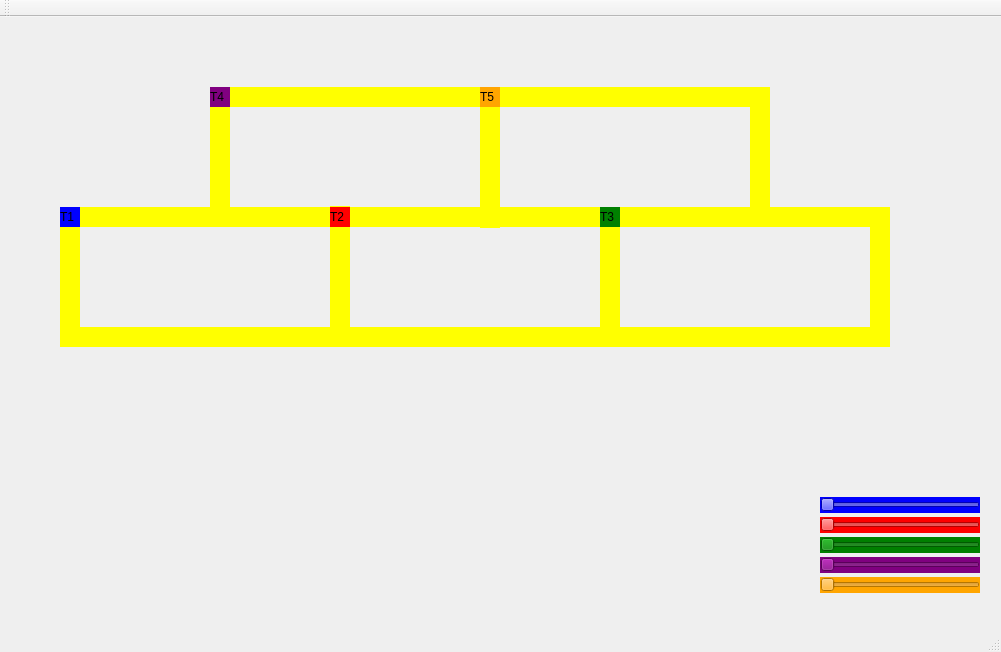
Old version of the form mainwindow.ui in the repository vicdant1/OS-Crazy-Train.
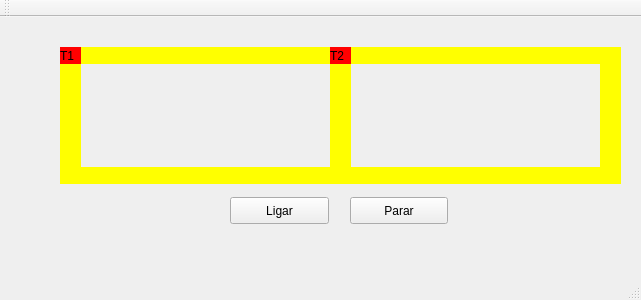
New version of the form.

What changed in the file:
```diff
--- a/mainwindow.ui
+++ b/mainwindow.ui
@@ -6,8 +6,8 @@
    <rect>
     <x>0</x>
     <y>0</y>
-    <width>1001</width>
-    <height>652</height>
+    <width>641</width>
+    <height>300</height>
    </rect>
   </property>
   <property name="windowTitle">
@@ -18,488 +18,25 @@
     <property name="geometry">
      <rect>
       <x>60</x>
-      <y>190</y>
-      <width>20</width>
-      <height>20</height>
+      <y>30</y>
+      <width>21</width>
+      <height>17</height>
      </rect>
     </property>
     <property name="styleSheet">
-     <string notr="true">QLabel { background: blue}</string>
+     <string notr="true">QLabel { background: red}</string>
     </property>
     <property name="text">
      <string>T1</string>
     </property>
    </widget>
-   <widget class="QLabel" name="label_trilhoa">
-    <property name="geometry">
-     <rect>
-      <x>80</x>
-      <y>190</y>
-      <width>251</width>
-      <height>20</height>
-     </rect>
-    </property>
-    <property name="palette">
-     <palette>
-      <active>
-       <colorrole role="WindowText">
-        <brush brushstyle="SolidPattern">
-         <color alpha="255">
-          <red>0</red>
-          <green>0</green>
-          <blue>0</blue>
-         </color>
-        </brush>
-       </colorrole>
-       <colorrole role="Button">
-        <brush brushstyle="SolidPattern">
-         <color alpha="255">
-          <red>255</red>
-          <green>255</green>
-          <blue>0</blue>
-         </color>
-        </brush>
-       </colorrole>
-       <colorrole role="Light">
-        <brush brushstyle="SolidPattern">
-         <color alpha="255">
-          <red>255</red>
-          <green>255</green>
-          <blue>127</blue>
-         </color>
-        </brush>
-       </colorrole>
-       <colorrole role="Midlight">
-        <brush brushstyle="SolidPattern">
-         <color alpha="255">
-          <red>255</red>
-          <green>255</green>
-          <blue>63</blue>
-         </color>
-        </brush>
-       </colorrole>
-       <colorrole role="Dark">
-        <brush brushstyle="SolidPattern">
-         <color alpha="255">
-          <red>127</red>
-          <green>127</green>
-          <blue>0</blue>
-         </color>
-        </brush>
-       </colorrole>
-       <colorrole role="Mid">
-        <brush brushstyle="SolidPattern">
-         <color alpha="255">
-          <red>170</red>
-          <green>170</green>
-          <blue>0</blue>
-         </color>
-        </brush>
-       </colorrole>
-       <colorrole role="Text">
-        <brush brushstyle="SolidPattern">
-         <color alpha="255">
-          <red>0</red>
-          <green>0</green>
-          <blue>0</blue>
-         </color>
-        </brush>
-       </colorrole>
-       <colorrole role="BrightText">
-        <brush brushstyle="SolidPattern">
-         <color alpha="255">
-          <red>255</red>
-          <green>255</green>
-          <blue>255</blue>
-         </color>
-        </brush>
-       </colorrole>
-       <colorrole role="ButtonText">
-        <brush brushstyle="SolidPattern">
-         <color alpha="255">
-          <red>0</red>
-          <green>0</green>
-          <blue>0</blue>
-         </color>
-        </brush>
-       </colorrole>
-       <colorrole role="Base">
-        <brush brushstyle="SolidPattern">
-         <color alpha="255">
-          <red>255</red>
-          <green>255</green>
-          <blue>0</blue>
-         </color>
-        </brush>
-       </colorrole>
-       <colorrole role="Window">
-        <brush brushstyle="SolidPattern">
-         <color alpha="255">
-          <red>255</red>
-          <green>255</green>
-          <blue>0</blue>
-         </color>
-        </brush>
-       </colorrole>
-       <colorrole role="Shadow">
-        <brush brushstyle="SolidPattern">
-         <color alpha="255">
-          <red>0</red>
-          <green>0</green>
-          <blue>0</blue>
-         </color>
-        </brush>
-       </colorrole>
-       <colorrole role="AlternateBase">
-        <brush brushstyle="SolidPattern">
-         <color alpha="255">
-          <red>255</red>
-          <green>255</green>
-          <blue>127</blue>
-         </color>
-        </brush>
-       </colorrole>
-       <colorrole role="ToolTipBase">
-        <brush brushstyle="SolidPattern">
-         <color alpha="255">
-          <red>255</red>
-          <green>255</green>
-          <blue>220</blue>
-         </color>
-        </brush>
-       </colorrole>
-       <colorrole role="ToolTipText">
-        <brush brushstyle="SolidPattern">
-         <color alpha="255">
-          <red>0</red>
-          <green>0</green>
-          <blue>0</blue>
-         </color>
-        </brush>
-       </colorrole>
-      </active>
-      <inactive>
-       <colorrole role="WindowText">
-        <brush brushstyle="SolidPattern">
-         <color alpha="255">
-          <red>0</red>
-          <green>0</green>
-          <blue>0</blue>
-         </color>
-        </brush>
-       </colorrole>
-       <colorrole role="Button">
-        <brush brushstyle="SolidPattern">
-         <color alpha="255">
-          <red>255</red>
-          <green>255</green>
-          <blue>0</blue>
-         </color>
-        </brush>
-       </colorrole>
-       <colorrole role="Light">
-        <brush brushstyle="SolidPattern">
-         <color alpha="255">
-          <red>255</red>
-          <green>255</green>
-          <blue>127</blue>
-         </color>
-        </brush>
-       </colorrole>
-       <colorrole role="Midlight">
-        <brush brushstyle="SolidPattern">
-         <color alpha="255">
-          <red>255</red>
-          <green>255</green>
-          <blue>63</blue>
-         </color>
-        </brush>
-       </colorrole>
-       <colorrole role="Dark">
-        <brush brushstyle="SolidPattern">
-         <color alpha="255">
-          <red>127</red>
-          <green>127</green>
-          <blue>0</blue>
-         </color>
-        </brush>
-       </colorrole>
-       <colorrole role="Mid">
-        <brush brushstyle="SolidPattern">
-         <color alpha="255">
-          <red>170</red>
-          <green>170</green>
-          <blue>0</blue>
-         </color>
-        </brush>
-       </colorrole>
-       <colorrole role="Text">
-        <brush brushstyle="SolidPattern">
-         <color alpha="255">
-          <red>0</red>
-          <green>0</green>
-          <blue>0</blue>
-         </color>
-        </brush>
-       </colorrole>
-       <colorrole role="BrightText">
-        <brush brushstyle="SolidPattern">
-         <color alpha="255">
-          <red>255</red>
-          <green>255</green>
-          <blue>255</blue>
-         </color>
-        </brush>
-       </colorrole>
-       <colorrole role="ButtonText">
-        <brush brushstyle="SolidPattern">
-         <color alpha="255">
-          <red>0</red>
-          <green>0</green>
-          <blue>0</blue>
-         </color>
-        </brush>
-       </colorrole>
-       <colorrole role="Base">
-        <brush brushstyle="SolidPattern">
-         <color alpha="255">
-          <red>255</red>
-          <green>255</green>
-          <blue>0</blue>
-         </color>
-        </brush>
-       </colorrole>
-       <colorrole role="Window">
-        <brush brushstyle="SolidPattern">
-         <color alpha="255">
-          <red>255</red>
-          <green>255</green>
-          <blue>0</blue>
-         </color>
-        </brush>
-       </colorrole>
-       <colorrole role="Shadow">
-        <brush brushstyle="SolidPattern">
-         <color alpha="255">
-          <red>0</red>
-          <green>0</green>
-          <blue>0</blue>
-         </color>
-        </brush>
-       </colorrole>
-       <colorrole role="AlternateBase">
-        <brush brushstyle="SolidPattern">
-         <color alpha="255">
-          <red>255</red>
-          <green>255</green>
-          <blue>127</blue>
-         </color>
-        </brush>
-       </colorrole>
-       <colorrole role="ToolTipBase">
-        <brush brushstyle="SolidPattern">
-         <color alpha="255">
-          <red>255</red>
-          <green>255</green>
-          <blue>220</blue>
-         </color>
-        </brush>
-       </colorrole>
-       <colorrole role="ToolTipText">
-        <brush brushstyle="SolidPattern">
-         <color alpha="255">
-          <red>0</red>
-          <green>0</green>
-          <blue>0</blue>
-         </color>
-        </brush>
-       </colorrole>
-      </inactive>
-      <disabled>
-       <colorrole role="WindowText">
-        <brush brushstyle="SolidPattern">
-         <color alpha="255">
-          <red>127</red>
-          <green>127</green>
-          <blue>0</blue>
-         </color>
-        </brush>
-       </colorrole>
-       <colorrole role="Button">
-        <brush brushstyle="SolidPattern">
-         <color alpha="255">
-          <red>255</red>
-          <green>255</green>
-          <blue>0</blue>
-         </color>
-        </brush>
-       </colorrole>
-       <colorrole role="Light">
-        <brush brushstyle="SolidPattern">
-         <color alpha="255">
-          <red>255</red>
-          <green>255</green>
-          <blue>127</blue>
-         </color>
-        </brush>
-       </colorrole>
-       <colorrole role="Midlight">
-        <brush brushstyle="SolidPattern">
-         <color alpha="255">
-          <red>255</red>
-          <green>255</green>
-          <blue>63</blue>
-         </color>
-        </brush>
-       </colorrole>
-       <colorrole role="Dark">
-        <brush brushstyle="SolidPattern">
-         <color alpha="255">
-          <red>127</red>
-          <green>127</green>
-          <blue>0</blue>
-         </color>
-        </brush>
-       </colorrole>
-       <colorrole role="Mid">
-        <brush brushstyle="SolidPattern">
-         <color alpha="255">
-          <red>170</red>
-          <green>170</green>
-          <blue>0</blue>
-         </color>
-        </brush>
-       </colorrole>
-       <colorrole role="Text">
-        <brush brushstyle="SolidPattern">
-         <color alpha="255">
-          <red>127</red>
-          <green>127</green>
-          <blue>0</blue>
-         </color>
-        </brush>
-       </colorrole>
-       <colorrole role="BrightText">
-        <brush brushstyle="SolidPattern">
-         <color alpha="255">
-          <red>255</red>
-          <green>255</green>
-          <blue>255</blue>
-         </color>
-        </brush>
-       </colorrole>
-       <colorrole role="ButtonText">
-        <brush brushstyle="SolidPattern">
-         <color alpha="255">
-          <red>127</red>
-          <green>127</green>
-          <blue>0</blue>
-         </color>
-        </brush>
-       </colorrole>
-       <colorrole role="Base">
-        <brush brushstyle="SolidPattern">
-         <color alpha="255">
-          <red>255</red>
-          <green>255</green>
-          <blue>0</blue>
-         </color>
-        </brush>
-       </colorrole>
-       <colorrole role="Window">
-        <brush brushstyle="SolidPattern">
-         <color alpha="255">
-          <red>255</red>
-          <green>255</green>
-          <blue>0</blue>
-         </color>
-        </brush>
-       </colorrole>
-       <colorrole role="Shadow">
-        <brush brushstyle="SolidPattern">
-         <color alpha="255">
-          <red>0</red>
-          <green>0</green>
-          <blue>0</blue>
-         </color>
-        </brush>
-       </colorrole>
-       <colorrole role="AlternateBase">
-        <brush brushstyle="SolidPattern">
-         <color alpha="255">
-          <red>255</red>
-          <green>255</green>
-          <blue>0</blue>
-         </color>
-        </brush>
-       </colorrole>
-       <colorrole role="ToolTipBase">
-        <brush brushstyle="SolidPattern">
-         <color alpha="255">
-          <red>255</red>
-          <green>255</green>
-          <blue>220</blue>
-         </color>
-        </brush>
-       </colorrole>
-       <colorrole role="ToolTipText">
-        <brush brushstyle="SolidPattern">
-         <color alpha="255">
-          <red>0</red>
-          <green>0</green>
-          <blue>0</blue>
-         </color>
-        </brush>
-       </colorrole>
-      </disabled>
-     </palette>
-    </property>
-    <property name="styleSheet">
-     <string notr="true">QLabel { background: yellow}</string>
-    </property>
-    <property name="text">
-     <string/>
-    </property>
-   </widget>
-   <widget class="QLabel" name="label_trilho3">
-    <property name="geometry">
-     <rect>
-      <x>80</x>
-      <y>310</y>
-      <width>271</width>
-      <height>20</height>
-     </rect>
-    </property>
-    <property name="styleSheet">
-     <string notr="true">QLabel { background: yellow}</string>
-    </property>
-    <property name="text">
-     <string/>
-    </property>
-   </widget>
    <widget class="QLabel" name="label_trilho1">
     <property name="geometry">
      <rect>
-      <x>330</x>
-      <y>189</y>
-      <width>20</width>
-      <height>121</height>
-     </rect>
-    </property>
-    <property name="styleSheet">
-     <string notr="true">QLabel { background: yellow}</string>
-    </property>
-    <property name="text">
-     <string/>
-    </property>
-   </widget>
-   <widget class="QLabel" name="label_trilhob">
-    <property name="geometry">
-     <rect>
-      <x>60</x>
-      <y>190</y>
-      <width>20</width>
-      <height>140</height>
+      <x>80</x>
+      <y>30</y>
+      <width>250</width>
+      <height>17</height>
      </rect>
     </property>
     <property name="styleSheet">
@@ -512,10 +49,10 @@
    <widget class="QLabel" name="label_trilho2">
     <property name="geometry">
      <rect>
-      <x>600</x>
-      <y>190</y>
-      <width>20</width>
-      <height>120</height>
+      <x>80</x>
+      <y>150</y>
+      <width>250</width>
+      <height>17</height>
      </rect>
     </property>
     <property name="styleSheet">
@@ -525,13 +62,13 @@
      <string/>
     </property>
    </widget>
-   <widget class="QLabel" name="label_trilhog">
+   <widget class="QLabel" name="label_trilho3">
     <property name="geometry">
      <rect>
-      <x>350</x>
-      <y>190</y>
-      <width>250</width>
-      <height>20</height>
+      <x>330</x>
+      <y>30</y>
+      <width>21</width>
+      <height>137</height>
      </rect>
     </property>
     <property name="styleSheet">
@@ -544,10 +81,84 @@
    <widget class="QLabel" name="label_trilho4">
     <property name="geometry">
      <rect>
+      <x>60</x>
+      <y>30</y>
+      <width>21</width>
+      <height>137</height>
+     </rect>
+    </property>
+    <property name="styleSheet">
+     <string notr="true">QLabel { background: yellow}</string>
+    </property>
+    <property name="text">
+     <string/>
+    </property>
+   </widget>
+   <widget class="QPushButton" name="pushButton">
+    <property name="geometry">
+     <rect>
+      <x>230</x>
+      <y>180</y>
+      <width>99</width>
+      <height>27</height>
+     </rect>
+    </property>
+    <property name="text">
+     <string>Ligar</string>
+    </property>
+   </widget>
+   <widget class="QPushButton" name="pushButton_2">
+    <property name="geometry">
+     <rect>
       <x>350</x>
-      <y>310</y>
-      <width>161</width>
-      <height>20</height>
+      <y>180</y>
+      <width>98</width>
+      <height>27</height>
+     </rect>
+    </property>
+    <property name="text">
+     <string>Parar</string>
+    </property>
+   </widget>
+   <widget class="QLabel" name="label_trilho4_2">
+    <property name="geometry">
+     <rect>
+      <x>600</x>
+      <y>30</y>
+      <width>21</width>
+      <height>137</height>
+     </rect>
+    </property>
+    <property name="styleSheet">
+     <string notr="true">QLabel { background: yellow}</string>
+    </property>
+    <property name="text">
+     <string/>
+    </property>
+   </widget>
+   <widget class="QLabel" name="label_trilho1_2">
+    <property name="geometry">
+     <rect>
+      <x>350</x>
+      <y>30</y>
+      <width>250</width>
+      <height>17</height>
+     </rect>
+    </property>
+    <property name="styleSheet">
+     <string notr="true">QLabel { background: yellow}</string>
+    </property>
+    <property name="text">
+     <string/>
+    </property>
+   </widget>
+   <widget class="QLabel" name="label_trilho2_2">
+    <property name="geometry">
+     <rect>
+      <x>350</x>
+      <y>150</y>
+      <width>250</width>
+      <height>17</height>
      </rect>
     </property>
     <property name="styleSheet">
@@ -561,9 +172,9 @@
     <property name="geometry">
      <rect>
       <x>330</x>
-      <y>190</y>
-      <width>20</width>
-      <height>20</height>
+      <y>30</y>
+      <width>21</width>
+      <height>17</height>
      </rect>
     </property>
     <property name="styleSheet">
@@ -573,310 +184,6 @@
      <string>T2</string>
     </property>
    </widget>
-   <widget class="QLabel" name="label_trem3">
-    <property name="geometry">
-     <rect>
-      <x>600</x>
-      <y>190</y>
-      <width>20</width>
-      <height>20</height>
-     </rect>
-    </property>
-    <property name="styleSheet">
-     <string notr="true">QLabel { background: green}</string>
-    </property>
-    <property name="text">
-     <string>T3</string>
-    </property>
-   </widget>
-   <widget class="QLabel" name="label_trilhoh">
-    <property name="geometry">
-     <rect>
-      <x>620</x>
-      <y>190</y>
-      <width>250</width>
-      <height>20</height>
-     </rect>
-    </property>
-    <property name="styleSheet">
-     <string notr="true">QLabel { background: yellow}</string>
-    </property>
-    <property name="text">
-     <string/>
-    </property>
-   </widget>
-   <widget class="QLabel" name="label_trilhof">
-    <property name="geometry">
-     <rect>
-      <x>230</x>
-      <y>70</y>
-      <width>250</width>
-      <height>20</height>
-     </rect>
-    </property>
-    <property name="styleSheet">
-     <string notr="true">QLabel { background: yellow}</string>
-    </property>
-    <property name="text">
-     <string/>
-    </property>
-   </widget>
-   <widget class="QLabel" name="label_trem5">
-    <property name="geometry">
-     <rect>
-      <x>480</x>
-      <y>70</y>
-      <width>20</width>
-      <height>20</height>
-     </rect>
-    </property>
-    <property name="styleSheet">
-     <string notr="true">QLabel { background: orange}</string>
-    </property>
-    <property name="text">
-     <string>T5</string>
-    </property>
-   </widget>
-   <widget class="QLabel" name="label_trem4">
-    <property name="geometry">
-     <rect>
-      <x>210</x>
-      <y>70</y>
-      <width>20</width>
-      <height>20</height>
-     </rect>
-    </property>
-    <property name="maximumSize">
-     <size>
-      <width>20</width>
-      <height>20</height>
-     </size>
-    </property>
-    <property name="styleSheet">
-     <string notr="true">QLabel { background: purple}</string>
-    </property>
-    <property name="text">
-     <string>T4</string>
-    </property>
-   </widget>
-   <widget class="QLabel" name="label_trilhoc">
-    <property name="geometry">
-     <rect>
-      <x>500</x>
-      <y>70</y>
-      <width>250</width>
-      <height>20</height>
-     </rect>
-    </property>
-    <property name="styleSheet">
-     <string notr="true">QLabel { background: yellow}</string>
-    </property>
-    <property name="text">
-     <string/>
-    </property>
-   </widget>
-   <widget class="QLabel" name="label_trilhod">
-    <property name="geometry">
-     <rect>
-      <x>750</x>
-      <y>70</y>
-      <width>20</width>
-      <height>121</height>
-     </rect>
-    </property>
-    <property name="styleSheet">
-     <string notr="true">QLabel { background: yellow}</string>
-    </property>
-    <property name="text">
-     <string/>
-    </property>
-   </widget>
-   <widget class="QSlider" name="Speeder1">
-    <property name="geometry">
-     <rect>
-      <x>820</x>
-      <y>480</y>
-      <width>160</width>
-      <height>16</height>
-     </rect>
-    </property>
-    <property name="styleSheet">
-     <string notr="true">QSlider { background: blue}</string>
-    </property>
-    <property name="minimum">
-     <number>0</number>
-    </property>
-    <property name="maximum">
-     <number>200</number>
-    </property>
-    <property name="value">
-     <number>0</number>
-    </property>
-    <property name="orientation">
-     <enum>Qt::Horizontal</enum>
-    </property>
-   </widget>
-   <widget class="QSlider" name="Speeder2">
-    <property name="geometry">
-     <rect>
-      <x>820</x>
-      <y>500</y>
-      <width>160</width>
-      <height>16</height>
-     </rect>
-    </property>
-    <property name="styleSheet">
-     <string notr="true">QSlider { background: red}</string>
-    </property>
-    <property name="maximum">
-     <number>200</number>
-    </property>
-    <property name="orientation">
-     <enum>Qt::Horizontal</enum>
-    </property>
-   </widget>
-   <widget class="QSlider" name="Speeder3">
-    <property name="geometry">
-     <rect>
-      <x>820</x>
-      <y>520</y>
-      <width>160</width>
-      <height>16</height>
-     </rect>
-    </property>
-    <property name="styleSheet">
-     <string notr="true">QSlider { background: green}</string>
-    </property>
-    <property name="maximum">
-     <number>200</number>
-    </property>
-    <property name="orientation">
-     <enum>Qt::Horizontal</enum>
-    </property>
-   </widget>
-   <widget class="QSlider" name="Speeder4">
-    <property name="geometry">
-     <rect>
-      <x>820</x>
-      <y>540</y>
-      <width>160</width>
-      <height>16</height>
-     </rect>
-    </property>
-    <property name="styleSheet">
-     <string notr="true">QSlider { background: purple}</string>
-    </property>
-    <property name="maximum">
-     <number>200</number>
-    </property>
-    <property name="orientation">
-     <enum>Qt::Horizontal</enum>
-    </property>
-   </widget>
-   <widget class="QSlider" name="Speeder5">
-    <property name="geometry">
-     <rect>
-      <x>820</x>
-      <y>560</y>
-      <width>160</width>
-      <height>16</height>
-     </rect>
-    </property>
-    <property name="styleSheet">
-     <string notr="true">QSlider { background: Orange}</string>
-    </property>
-    <property name="maximum">
-     <number>200</number>
-    </property>
-    <property name="orientation">
-     <enum>Qt::Horizontal</enum>
-    </property>
-   </widget>
-   <widget class="QLabel" name="label_trilho6">
-    <property name="geometry">
-     <rect>
-      <x>620</x>
-      <y>310</y>
-      <width>250</width>
-      <height>20</height>
-     </rect>
-    </property>
-    <property name="styleSheet">
-     <string notr="true">QLabel { background: yellow}</string>
-    </property>
-    <property name="text">
-     <string/>
-    </property>
-   </widget>
-   <widget class="QLabel" name="label_trilhoe">
-    <property name="geometry">
-     <rect>
-      <x>870</x>
-      <y>190</y>
-      <width>20</width>
-      <height>140</height>
-     </rect>
-    </property>
-    <property name="styleSheet">
-     <string notr="true">QLabel { background: yellow}</string>
-    </property>
-    <property name="text">
-     <string/>
-    </property>
-   </widget>
-   <widget class="QLabel" name="label_trilho7">
-    <property name="geometry">
-     <rect>
-      <x>480</x>
-      <y>70</y>
-      <width>20</width>
-      <height>141</height>
-     </rect>
-    </property>
-    <property name="styleSheet">
-     <string notr="true">QLabel { background: yellow}</string>
-    </property>
-    <property name="text">
-     <string/>
-    </property>
-   </widget>
-   <widget class="QLabel" name="label_trilho5">
-    <property name="geometry">
-     <rect>
-      <x>500</x>
-      <y>310</y>
-      <width>121</width>
-      <height>20</height>
-     </rect>
-    </property>
-    <property name="styleSheet">
-     <string notr="true">QLabel { background: yellow}</string>
-    </property>
-    <property name="text">
-     <string/>
-    </property>
-   </widget>
-   <widget class="QLabel" name="label_trilhob_2">
-    <property name="geometry">
-     <rect>
-      <x>210</x>
-      <y>70</y>
-      <width>20</width>
-      <height>121</height>
-     </rect>
-    </property>
-    <property name="styleSheet">
-     <string notr="true">QLabel { background: yellow}</string>
-    </property>
-    <property name="text">
-     <string/>
-    </property>
-   </widget>
-   <zorder>label_trilhod</zorder>
-   <zorder>label_trilhoe</zorder>
-   <zorder>label_trilho6</zorder>
-   <zorder>label_trilho2</zorder>
-   <zorder>label_trilhoh</zorder>
    <zorder>label_trilho1</zorder>
    <zorder>label_trilho4</zorder>
    <zorder>label_trilho5</zorder>
```
Left out of the diff: 26 changed lines with no effect on the pictures.
